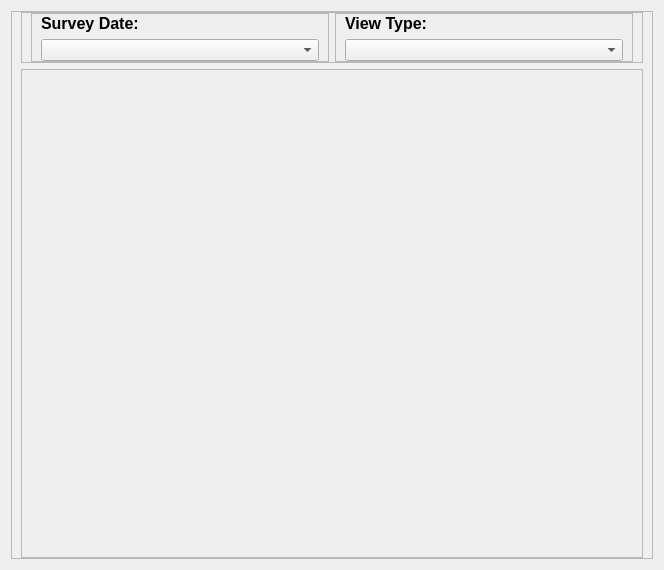
Above: src/ui_design/scores.ui from mikukula/SAT before the change. Below: the same form after it.
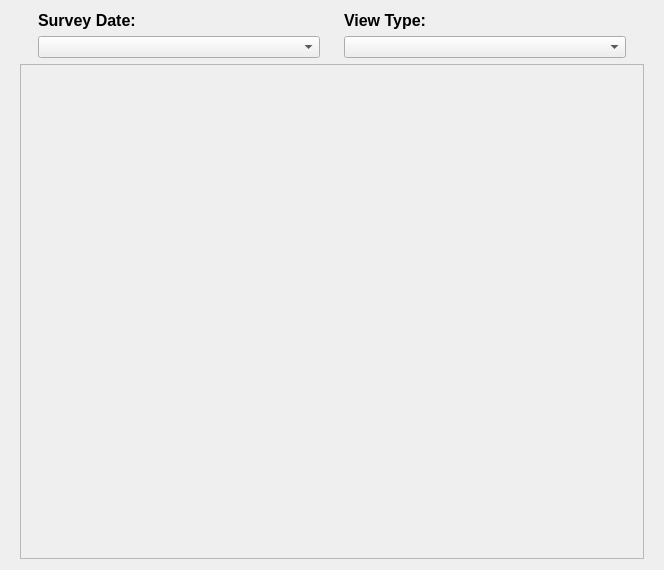
That is the form after the change.

Commit message: frame borders removed

Diff of the .ui file:
```diff
--- a/src/ui_design/scores.ui
+++ b/src/ui_design/scores.ui
@@ -23,7 +23,7 @@
       </sizepolicy>
      </property>
      <property name="frameShape">
-      <enum>QFrame::StyledPanel</enum>
+      <enum>QFrame::NoFrame</enum>
      </property>
      <property name="frameShadow">
       <enum>QFrame::Raised</enum>
@@ -38,7 +38,7 @@
       <item>
        <widget class="QFrame" name="menu_frame">
         <property name="frameShape">
-         <enum>QFrame::StyledPanel</enum>
+         <enum>QFrame::NoFrame</enum>
         </property>
         <property name="frameShadow">
          <enum>QFrame::Raised</enum>
@@ -53,7 +53,7 @@
          <item>
           <widget class="QFrame" name="frame_14">
            <property name="frameShape">
-            <enum>QFrame::StyledPanel</enum>
+            <enum>QFrame::NoFrame</enum>
            </property>
            <property name="frameShadow">
             <enum>QFrame::Raised</enum>
@@ -81,7 +81,7 @@
          <item>
           <widget class="QFrame" name="frame_13">
            <property name="frameShape">
-            <enum>QFrame::StyledPanel</enum>
+            <enum>QFrame::NoFrame</enum>
            </property>
            <property name="frameShadow">
             <enum>QFrame::Raised</enum>
```
Left out of the diff: 14 changed lines with no effect on the pictures. The commit also changes 9 other files.
